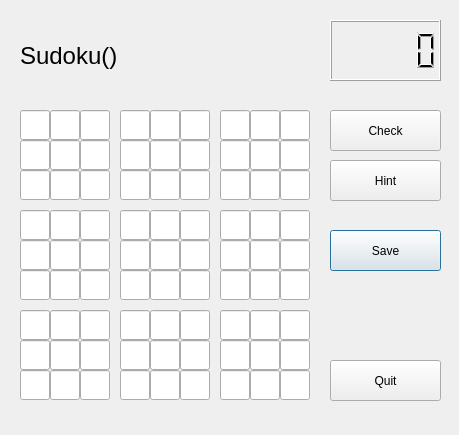
First picture: the form in Sudoku/sudokugenerationwindow.ui, repository Akara4ok/Sudoku, before the edit.
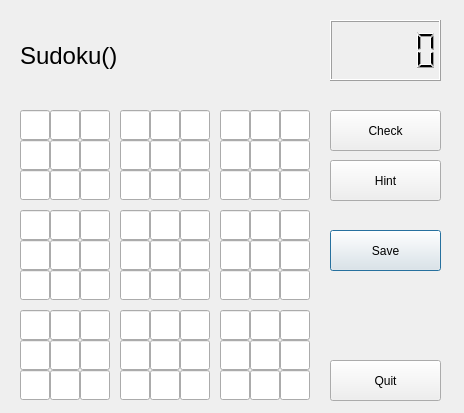
Second picture: the form after the edit.

The edit to the form file:
```diff
--- a/Sudoku/sudokugenerationwindow.ui
+++ b/Sudoku/sudokugenerationwindow.ui
@@ -6,8 +6,8 @@
    <rect>
     <x>0</x>
     <y>0</y>
-    <width>459</width>
-    <height>435</height>
+    <width>464</width>
+    <height>413</height>
    </rect>
   </property>
   <property name="cursor">
```
